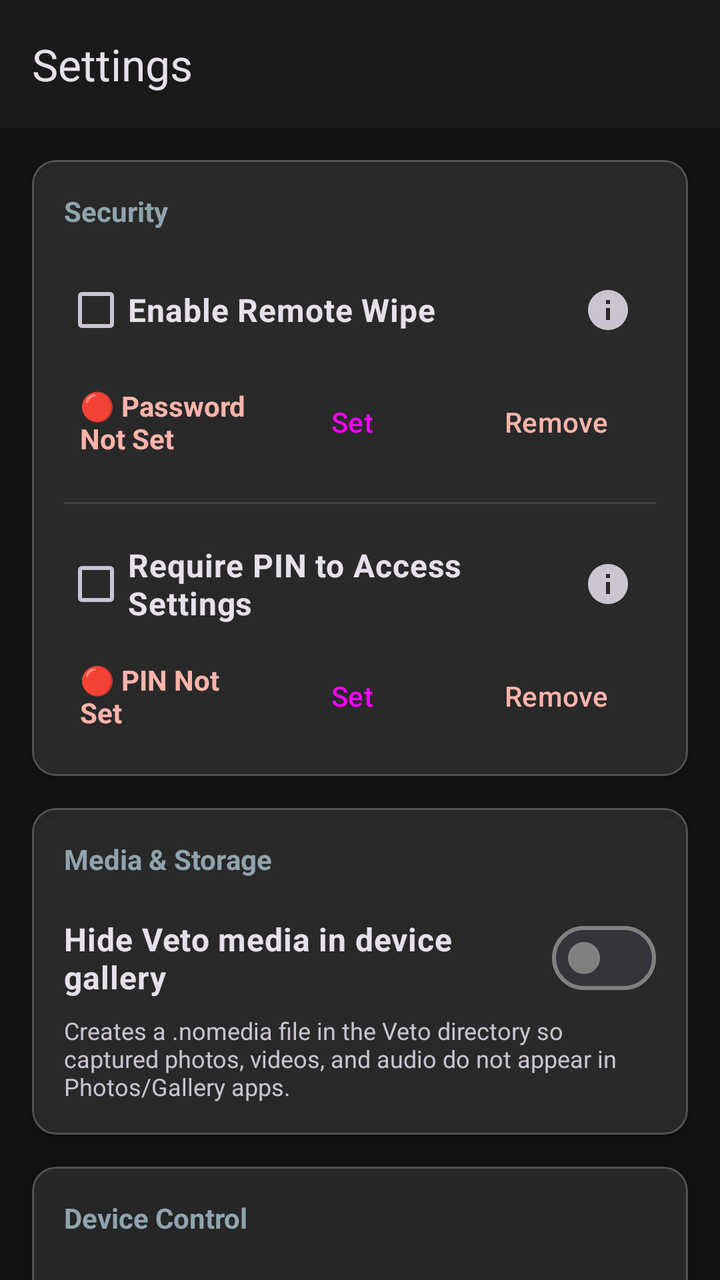
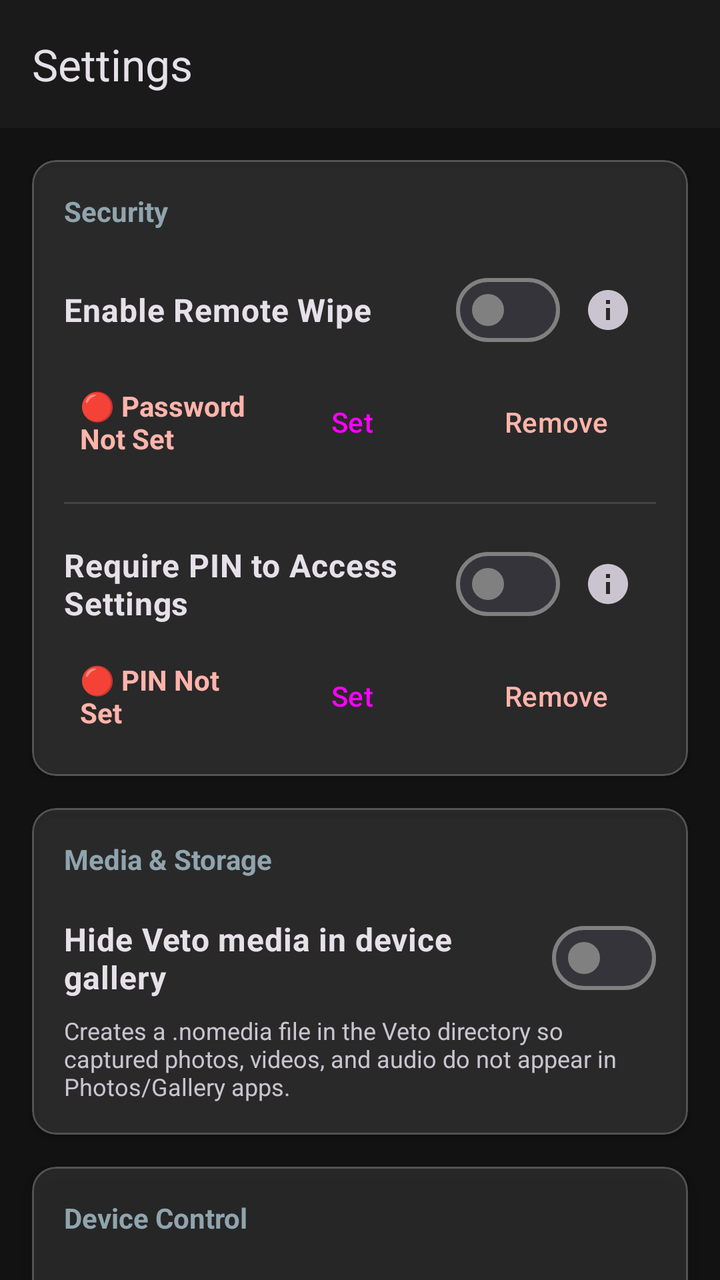

An Android layout rendered at two revisions. The XML below is the earlier revision; the diff shows what the commit changed to produce the second picture.
<!-- AndroidManifest.xml: application theme Theme.Veto -->
<!-- res/layout/activity_settings.xml -->
<?xml version="1.0" encoding="utf-8"?>
<androidx.coordinatorlayout.widget.CoordinatorLayout xmlns:android="http://schemas.android.com/apk/res/android"
    xmlns:app="http://schemas.android.com/apk/res-auto"
    android:layout_width="match_parent"
    android:layout_height="match_parent"
    android:background="?android:attr/colorBackground">

    <com.google.android.material.appbar.AppBarLayout
        android:id="@+id/appBar"
        android:layout_width="match_parent"
        android:layout_height="wrap_content">

        <com.google.android.material.appbar.MaterialToolbar
            android:id="@+id/toolbar"
            android:layout_width="match_parent"
            android:layout_height="wrap_content"
            android:minHeight="?attr/actionBarSize"
            app:title="Settings" />
    </com.google.android.material.appbar.AppBarLayout>

    <androidx.core.widget.NestedScrollView
        android:id="@+id/scrollView"
        android:layout_width="match_parent"
        android:layout_height="match_parent"
        android:clipToPadding="false"
        android:paddingBottom="24dp"
        app:layout_behavior="@string/appbar_scrolling_view_behavior">

        <LinearLayout
            android:layout_width="match_parent"
            android:layout_height="wrap_content"
            android:orientation="vertical"
            android:padding="8dp">

            
            <com.google.android.material.card.MaterialCardView
                android:layout_width="match_parent"
                android:layout_height="wrap_content"
                android:layout_margin="8dp"
                app:cardElevation="2dp"
                app:cardCornerRadius="12dp">

                <LinearLayout
                    android:layout_width="match_parent"
                    android:layout_height="wrap_content"
                    android:orientation="vertical"
                    android:padding="16dp">

                    <TextView
                        android:layout_width="match_parent"
                        android:layout_height="wrap_content"
                        android:text="Security"
                        android:textColor="?attr/colorPrimary"
                        android:textSize="14sp"
                        android:textStyle="bold"
                        android:layout_marginBottom="16dp" />

                    
                    <LinearLayout
                        android:layout_width="match_parent"
                        android:layout_height="wrap_content"
                        android:orientation="vertical"
                        android:layout_marginBottom="16dp">
                        
                        <LinearLayout
                            android:layout_width="match_parent"
                            android:layout_height="wrap_content"
                            android:orientation="horizontal"
                            android:gravity="center_vertical">
                            <CheckBox
                                android:id="@+id/checkBoxWipeData"
                                android:layout_width="0dp"
                                android:layout_weight="1"
                                android:layout_height="wrap_content"
                                android:text="Enable Remote Wipe"
                                android:textSize="16sp"
                                android:textStyle="bold" />
                            <ImageButton
                                android:id="@+id/btnInfoWipe"
                                android:layout_width="48dp"
                                android:layout_height="48dp"
                                android:src="@drawable/ic_info"
                                android:background="?attr/selectableItemBackgroundBorderless"
                                app:tint="?attr/colorOnSurfaceVariant" />
                        </LinearLayout>
                        
                        <LinearLayout
                            android:layout_width="match_parent"
                            android:layout_height="wrap_content"
                            android:orientation="horizontal"
                            android:gravity="center_vertical"
                            android:layout_marginTop="8dp"
                            android:layout_marginStart="8dp">
                            <TextView
                                android:id="@+id/textStatusWipe"
                                android:layout_width="0dp"
                                android:layout_height="wrap_content"
                                android:layout_weight="1"
                                android:text="🔴 Password Not Set"
                                android:textColor="?attr/colorError"
                                android:textStyle="bold" />
                            <Button
                                android:id="@+id/btnEditWipe"
                                style="@style/Widget.Material3.Button.TonalButton"
                                android:layout_width="wrap_content"
                                android:layout_height="wrap_content"
                                android:text="Set"
                                android:layout_marginEnd="8dp" />
                            <Button
                                android:id="@+id/btnRemoveWipe"
                                style="@style/Widget.Material3.Button.OutlinedButton"
                                android:layout_width="wrap_content"
                                android:layout_height="wrap_content"
                                android:text="Remove"
                                android:textColor="?attr/colorError"
                                app:strokeColor="?attr/colorError" />
                        </LinearLayout>
                    </LinearLayout>

                    <View android:layout_width="match_parent" android:layout_height="1dp" android:background="?android:attr/listDivider" android:layout_marginBottom="16dp"/>

                    
                    <LinearLayout
                        android:layout_width="match_parent"
                        android:layout_height="wrap_content"
                        android:orientation="vertical">
                        
                        <LinearLayout
                            android:layout_width="match_parent"
                            android:layout_height="wrap_content"
                            android:orientation="horizontal"
                            android:gravity="center_vertical">
                            <CheckBox
                                android:id="@+id/checkBoxVetoviaPin"
                                android:layout_width="0dp"
                                android:layout_weight="1"
                                android:layout_height="wrap_content"
                                android:text="Require PIN to Access Settings"
                                android:textSize="16sp"
                                android:textStyle="bold" />
                            <ImageButton
                                android:id="@+id/btnInfoPin"
                                android:layout_width="48dp"
                                android:layout_height="48dp"
                                android:src="@drawable/ic_info"
                                android:background="?attr/selectableItemBackgroundBorderless"
                                app:tint="?attr/colorOnSurfaceVariant" />
                        </LinearLayout>

                        <LinearLayout
                            android:layout_width="match_parent"
                            android:layout_height="wrap_content"
                            android:orientation="horizontal"
                            android:gravity="center_vertical"
                            android:layout_marginTop="8dp"
                            android:layout_marginStart="8dp">
                            <TextView
                                android:id="@+id/textStatusPin"
                                android:layout_width="0dp"
                                android:layout_height="wrap_content"
                                android:layout_weight="1"
                                android:text="🔴 PIN Not Set"
                                android:textColor="?attr/colorError"
                                android:textStyle="bold" />
                            <Button
                                android:id="@+id/btnEditPin"
                                style="@style/Widget.Material3.Button.TonalButton"
                                android:layout_width="wrap_content"
                                android:layout_height="wrap_content"
                                android:text="Set"
                                android:layout_marginEnd="8dp" />
                            <Button
                                android:id="@+id/btnRemovePin"
                                style="@style/Widget.Material3.Button.OutlinedButton"
                                android:layout_width="wrap_content"
                                android:layout_height="wrap_content"
                                android:text="Remove"
                                android:textColor="?attr/colorError"
                                app:strokeColor="?attr/colorError" />
                        </LinearLayout>
                    </LinearLayout>
                </LinearLayout>
            </com.google.android.material.card.MaterialCardView>

            
            <com.google.android.material.card.MaterialCardView
                android:layout_width="match_parent"
                android:layout_height="wrap_content"
                android:layout_margin="8dp"
                app:cardElevation="2dp"
                app:cardCornerRadius="12dp">

                <LinearLayout
                    android:layout_width="match_parent"
                    android:layout_height="wrap_content"
                    android:orientation="vertical"
                    android:padding="16dp">

                    <TextView
                        android:layout_width="match_parent"
                        android:layout_height="wrap_content"
                        android:text="@string/setting_media_title"
                        android:textColor="?attr/colorPrimary"
                        android:textSize="14sp"
                        android:textStyle="bold"
                        android:layout_marginBottom="16dp" />

                    <com.google.android.material.materialswitch.MaterialSwitch
                        android:id="@+id/switchHideMediaGallery"
                        android:layout_width="match_parent"
                        android:layout_height="wrap_content"
                        android:text="@string/setting_hide_gallery_title"
                        android:textSize="16sp"
                        android:textStyle="bold" />

                    <TextView
                        android:layout_width="match_parent"
                        android:layout_height="wrap_content"
                        android:text="@string/setting_hide_gallery_desc"
                        android:textColor="?attr/colorOnSurfaceVariant"
                        android:textSize="12sp"
                        android:layout_marginTop="4dp" />
                </LinearLayout>
            </com.google.android.material.card.MaterialCardView>

            
            <com.google.android.material.card.MaterialCardView
                android:layout_width="match_parent"
                android:layout_height="wrap_content"
                android:layout_margin="8dp"
                app:cardElevation="2dp"
                app:cardCornerRadius="12dp">

                <LinearLayout
                    android:layout_width="match_parent"
                    android:layout_height="wrap_content"
                    android:orientation="vertical"
                    android:padding="16dp">

                    <TextView
                        android:layout_width="match_parent"
                        android:layout_height="wrap_content"
                        android:text="Device Control"
                        android:textColor="?attr/colorPrimary"
                        android:textSize="14sp"
                        android:textStyle="bold"
                        android:layout_marginBottom="16dp" />

                    
                    <LinearLayout
                        android:layout_width="match_parent"
                        android:layout_height="wrap_content"
                        android:orientation="vertical"
                        android:layout_marginBottom="16dp">
                        
                        <LinearLayout
                            android:layout_width="match_parent"
                            android:layout_height="wrap_content"
                            android:orientation="horizontal"
                            android:gravity="center_vertical">
                            <TextView
                                android:layout_width="0dp"
                                android:layout_weight="1"
                                android:layout_height="wrap_content"
                                android:text="Lock Screen Message"
                                android:textSize="16sp"
                                android:textStyle="bold" />
                            <ImageButton
                                android:id="@+id/btnInfoLockMsg"
                                android:layout_width="48dp"
                                android:layout_height="48dp"
                                android:src="@drawable/ic_info"
                                android:background="?attr/selectableItemBackgroundBorderless"
                                app:tint="?attr/colorOnSurfaceVariant" />
                        </LinearLayout>
                        
                        <TextView
                            android:id="@+id/textStatusLockMsg"
                            android:layout_width="match_parent"
                            android:layout_height="wrap_content"
                            android:layout_marginTop="8dp"
                            android:text="🔴 Not Set"
                            android:textColor="?attr/colorError"
                            android:textStyle="bold" />
                            
                        <LinearLayout
                            android:layout_width="match_parent"
                            android:layout_height="wrap_content"
                            android:orientation="horizontal"
                            android:gravity="end"
                            android:layout_marginTop="8dp">
                            <Button
                                android:id="@+id/btnEditLockMsg"
                                style="@style/Widget.Material3.Button.TonalButton"
                                android:layout_width="wrap_content"
                                android:layout_height="wrap_content"
                                android:text="Set"
                                android:layout_marginEnd="8dp" />
                            <Button
                                android:id="@+id/btnRemoveLockMsg"
                                style="@style/Widget.Material3.Button.OutlinedButton"
                                android:layout_width="wrap_content"
                                android:layout_height="wrap_content"
                                android:text="Remove"
                                android:textColor="?attr/colorError"
                                app:strokeColor="?attr/colorError" />
                        </LinearLayout>
                    </LinearLayout>

                    <View android:layout_width="match_parent" android:layout_height="1dp" android:background="?android:attr/listDivider" android:layout_marginBottom="16dp"/>

                    
                    <LinearLayout
                        android:layout_width="match_parent"
                        android:layout_height="wrap_content"
                        android:orientation="horizontal"
                        android:gravity="center_vertical">
                        <LinearLayout
                            android:layout_width="0dp"
                            android:layout_weight="1"
                            android:layout_height="wrap_content"
                            android:orientation="vertical">
                            <TextView
                                android:layout_width="match_parent"
                                android:layout_height="wrap_content"
                                android:text="Alarm Ringtone"
                                android:textSize="16sp"
                                android:textStyle="bold" />
                            <TextView
                                android:id="@+id/textSelectedRingtone"
                                android:layout_width="match_parent"
                                android:layout_height="wrap_content"
                                android:text="Default"
                                android:textSize="14sp"
                                android:textColor="?attr/colorOnSurfaceVariant" />
                        </LinearLayout>
                        <Button
                            android:id="@+id/buttonSelectRingTone"
                            style="@style/Widget.Material3.Button.TonalButton"
                            android:layout_width="wrap_content"
                            android:layout_height="wrap_content"
                            android:text="Select" />
                    </LinearLayout>
                </LinearLayout>
            </com.google.android.material.card.MaterialCardView>

            
            <com.google.android.material.card.MaterialCardView
                android:layout_width="match_parent"
                android:layout_height="wrap_content"
                android:layout_margin="8dp"
                app:cardElevation="2dp"
                app:cardCornerRadius="12dp">

                <LinearLayout
                    android:layout_width="match_parent"
                    android:layout_height="wrap_content"
                    android:orientation="vertical"
                    android:padding="16dp">

                    <TextView
                        android:layout_width="match_parent"
                        android:layout_height="wrap_content"
                        android:text="Commands Configuration"
                        android:textColor="?attr/colorPrimary"
                        android:textSize="14sp"
                        android:textStyle="bold"
                        android:layout_marginBottom="16dp" />

                    
                    <LinearLayout
                        android:layout_width="match_parent"
                        android:layout_height="wrap_content"
                        android:orientation="vertical">
                        
                        <LinearLayout
                            android:layout_width="match_parent"
                            android:layout_height="wrap_content"
                            android:orientation="horizontal"
                            android:gravity="center_vertical">
                            <TextView
                                android:layout_width="0dp"
                                android:layout_weight="1"
                                android:layout_height="wrap_content"
                                android:text="Trigger Command Word"
                                android:textSize="16sp"
                                android:textStyle="bold" />
                            <ImageButton
                                android:id="@+id/btnInfoCommand"
                                android:layout_width="48dp"
                                android:layout_height="48dp"
                                android:src="@drawable/ic_info"
                                android:background="?attr/selectableItemBackgroundBorderless"
                                app:tint="?attr/colorOnSurfaceVariant" />
                        </LinearLayout>
                        
                        <LinearLayout
                            android:layout_width="match_parent"
                            android:layout_height="wrap_content"
                            android:orientation="horizontal"
                            android:gravity="center_vertical"
                            android:layout_marginTop="8dp">
                            <TextView
                                android:id="@+id/textStatusCommand"
                                android:layout_width="0dp"
                                android:layout_height="wrap_content"
                                android:layout_weight="1"
                                android:text="🟢 veto"
                                android:textColor="?attr/colorTertiary"
                                android:textStyle="bold" />
                            <Button
                                android:id="@+id/btnEditCommand"
                                style="@style/Widget.Material3.Button.TonalButton"
                                android:layout_width="wrap_content"
                                android:layout_height="wrap_content"
                                android:text="Change"
                                android:layout_marginEnd="8dp" />
                        </LinearLayout>
                    </LinearLayout>
                </LinearLayout>
            </com.google.android.material.card.MaterialCardView>

            
            <com.google.android.material.card.MaterialCardView
                android:layout_width="match_parent"
                android:layout_height="wrap_content"
                android:layout_margin="8dp"
                app:cardElevation="2dp"
                app:cardCornerRadius="12dp">

                <LinearLayout
                    android:layout_width="match_parent"
                    android:layout_height="wrap_content"
                    android:orientation="vertical"
                    android:padding="16dp">

                    <TextView
                        android:layout_width="match_parent"
                        android:layout_height="wrap_content"
                        android:text="Background Tracking"
                        android:textColor="?attr/colorPrimary"
                        android:textSize="14sp"
                        android:textStyle="bold"
                        android:layout_marginBottom="16dp" />

                    <com.google.android.material.materialswitch.MaterialSwitch
                        android:id="@+id/switchAutoUpload"
                        android:layout_width="match_parent"
                        android:layout_height="wrap_content"
                        android:text="Background Auto-Upload"
                        android:textSize="16sp"
                        android:layout_marginBottom="16dp" />

                    <Button
                        android:id="@+id/buttonManualLocate"
                        android:layout_width="match_parent"
                        android:layout_height="wrap_content"
                        style="@style/Widget.Material3.Button.TonalButton"
                        android:text="Update Last Location Now" />
                </LinearLayout>
            </com.google.android.material.card.MaterialCardView>

        </LinearLayout>
    </androidx.core.widget.NestedScrollView>
</androidx.coordinatorlayout.widget.CoordinatorLayout>
<!-- resources referenced by this layout -->
<resources>
  <!-- drawable ic_info (drawable) -->
  <vector android:height="24dp"
      android:tint="@color/colorIcon"
      android:viewportHeight="24" android:viewportWidth="24"
      android:width="24dp" xmlns:android="http://schemas.android.com/apk/res/android">
      <path android:fillColor="@android:color/white" android:pathData="M12,2C6.48,2 2,6.48 2,12s4.48,10 10,10 10,-4.48 10,-10S17.52,2 12,2zM13,17h-2v-6h2v6zM13,9h-2L11,7h2v2z"/>
  </vector>
  <string name="setting_hide_gallery_desc">Creates a .nomedia file in the Veto directory so captured photos, videos, and audio do not appear in Photos/Gallery apps.</string>
  <string name="setting_hide_gallery_title">Hide Veto media in device gallery</string>
  <string name="setting_media_title">Media &amp; Storage</string>
  <style name="Theme.Veto" parent="AppTheme" />
  <color name="colorIcon">#CFD8DC</color>
  <!-- drawable bg (drawable) -->
  <?xml version="1.0" encoding="utf-8"?>
  <layer-list xmlns:android="http://schemas.android.com/apk/res/android">
      <item>
          <bitmap 
              android:src="@drawable/bg_image" 
              android:gravity="fill" 
              android:filter="true" />
      </item>
      <item>
          <shape>
              <solid android:color="#A0000000" />
          </shape>
      </item>
  </layer-list>
  <color name="md_theme_primary">#90A4AE</color>
  <color name="md_theme_onPrimary">#000000</color>
  <color name="md_theme_primaryContainer">#37474F</color>
  <color name="md_theme_onPrimaryContainer">#CFD8DC</color>
  <color name="md_theme_secondary">#B0BEC5</color>
  <color name="md_theme_onSecondary">#000000</color>
  <color name="md_theme_secondaryContainer">#455A64</color>
  <color name="md_theme_onSecondaryContainer">#ECEFF1</color>
  <color name="md_theme_tertiary">#78909C</color>
  <color name="md_theme_onTertiary">#000000</color>
  <color name="md_theme_tertiaryContainer">#263238</color>
  <color name="md_theme_onTertiaryContainer">#CFD8DC</color>
  <color name="md_theme_error">#FFB4AB</color>
  <color name="md_theme_onError">#690005</color>
  <color name="md_theme_errorContainer">#93000A</color>
  <color name="md_theme_onErrorContainer">#FFDAD6</color>
  <color name="md_theme_background">#121212</color>
  <color name="md_theme_onBackground">#E6E1E5</color>
  <color name="md_theme_surface">#1A1A1A</color>
  <color name="md_theme_onSurface">#E6E1E5</color>
  <color name="md_theme_surfaceVariant">#2C2C2C</color>
  <color name="md_theme_onSurfaceVariant">#CAC4D0</color>
  <color name="md_theme_outline">#808080</color>
  <color name="md_theme_outlineVariant">#494949</color>
  <color name="md_theme_inverseSurface">#E6E1E5</color>
  <color name="md_theme_inverseOnSurface">#313033</color>
  <color name="md_theme_inversePrimary">#37474F</color>
  <style name="Widget.LCLD.GlassCard" parent="Widget.Material3.CardView.Elevated">
          <item name="cardBackgroundColor">@color/glass_white</item>
          <item name="cardElevation">0dp</item>
          <item name="shapeAppearanceOverlay">@style/ShapeAppearance.LCLD.GlassCard</item>
          <item name="strokeColor">@color/glass_stroke</item>
          <item name="strokeWidth">1dp</item>
      </style>
  <color name="glass_white">#1AFFFFFF</color>
  <style name="ShapeAppearance.LCLD.GlassCard" parent="ShapeAppearance.Material3.MediumComponent">
          <item name="cornerSize">20dp</item>
      </style>
  <color name="glass_stroke">#33FFFFFF</color>
  <!-- unchanged entries left out for length: 2 -->
</resources>

<!-- the commit's change to res/layout/activity_settings.xml (unified diff, before → after) -->
@@ -67,8 +67,8 @@
                             android:layout_height="wrap_content"
                             android:orientation="horizontal"
                             android:gravity="center_vertical">
-                            <CheckBox
-                                android:id="@+id/checkBoxWipeData"
+                            <com.google.android.material.materialswitch.MaterialSwitch
+                                android:id="@+id/switchDeviceWipe"
                                 android:layout_width="0dp"
                                 android:layout_weight="1"
                                 android:layout_height="wrap_content"
@@ -130,8 +130,8 @@
                             android:layout_height="wrap_content"
                             android:orientation="horizontal"
                             android:gravity="center_vertical">
-                            <CheckBox
-                                android:id="@+id/checkBoxVetoviaPin"
+                            <com.google.android.material.materialswitch.MaterialSwitch
+                                android:id="@+id/switchVetoviaPin"
                                 android:layout_width="0dp"
                                 android:layout_weight="1"
                                 android:layout_height="wrap_content"
@@ -460,6 +460,46 @@
                 </LinearLayout>
             </com.google.android.material.card.MaterialCardView>
 
+            
+            <com.google.android.material.card.MaterialCardView
+                android:layout_width="match_parent"
+                android:layout_height="wrap_content"
+                android:layout_margin="8dp"
+                app:cardElevation="2dp"
+                app:cardCornerRadius="12dp">
+
+                <LinearLayout
+                    android:layout_width="match_parent"
+                    android:layout_height="wrap_content"
+                    android:orientation="vertical"
+                    android:padding="16dp">
+
+                    <TextView
+                        android:layout_width="match_parent"
+                        android:layout_height="wrap_content"
+                        android:text="System &amp; Application"
+                        android:textColor="?attr/colorPrimary"
+                        android:textSize="14sp"
+                        android:textStyle="bold"
+                        android:layout_marginBottom="16dp" />
+
+                    <Button
+                        android:id="@+id/btnViewLogs"
+                        style="@style/Widget.Material3.Button.TonalButton"
+                        android:layout_width="match_parent"
+                        android:layout_height="wrap_content"
+                        android:text="View App Logs"
+                        android:layout_marginBottom="8dp" />
+
+                    <Button
+                        android:id="@+id/btnAboutVeto"
+                        style="@style/Widget.Material3.Button.OutlinedButton"
+                        android:layout_width="match_parent"
+                        android:layout_height="wrap_content"
+                        android:text="About Veto" />
+                </LinearLayout>
+            </com.google.android.material.card.MaterialCardView>
+
         </LinearLayout>
     </androidx.core.widget.NestedScrollView>
 </androidx.coordinatorlayout.widget.CoordinatorLayout>
